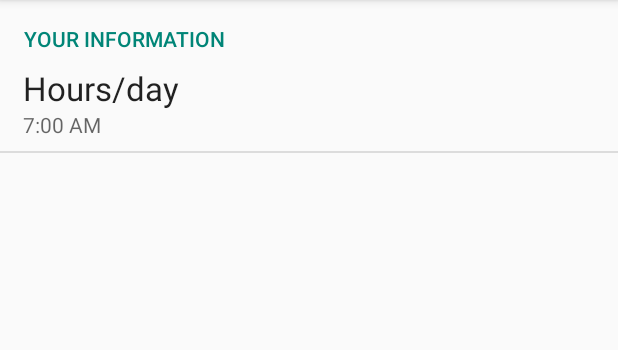
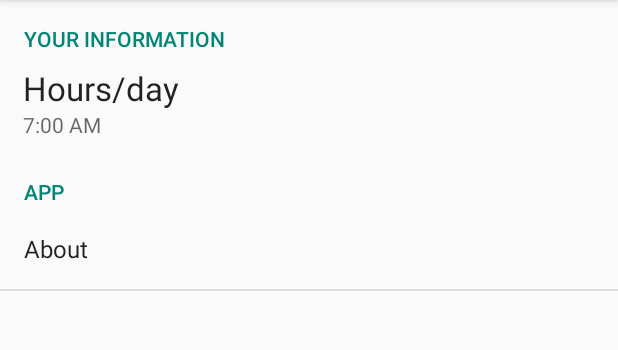
Before and after one commit to Jdruwe/Overtime, an Android app: the fragment SettingsFragment placed in its activity, on a phone screen of 412 x 824 dp, the part 84-434 px from its top. Run offline under Robolectric (Android 15) with nearby library versions, the phone set to English and light mode, and no system bars; libraries missing offline, so code that uses them is left out: com.joanzapata.android; 2 statements that could not run were skipped.

Commit message:
Added an about section

```diff
--- a/app/src/main/res/values/strings.xml
+++ b/app/src/main/res/values/strings.xml
@@ -13,12 +13,16 @@
     <string name="action_multi">Multi</string>
     <string name="action_date">Date</string>
 
+    <string name="no_date_found">No data found for this month</string>
+    <string name="about">About</string>
+
     <!-- Dialog -->
     <string name="ok">ok</string>
     <string name="cancel">cancel</string>
     <string name="hello_blank_fragment">Hello blank fragment</string>
     <string name="delete_confirmation">Are you sure you want to remove the information?</string>
     <string name="title_activity_statistics">StatisticsActivity</string>
-    <string name="no_date_found">No data found for this month</string>
+    <string name="about_text">App by Adevador (Jeroen Druwé and Dimitri De Kerf), using:\n\n - MPAndroidChart \n - Android-iconify \n - Caldroid \n - realm-android \n - App icon by Freepik, CC BY 3.0</string>
+
 
 </resources>
--- a/app/src/main/res/xml/settings.xml
+++ b/app/src/main/res/xml/settings.xml
@@ -8,4 +8,11 @@
 
     </PreferenceCategory>
 
+    <PreferenceCategory android:title="APP">
+        <Preference
+            android:key="about_key"
+            android:title="About" />
+
+    </PreferenceCategory>
+
 </PreferenceScreen>
```
Also changed, not shown: app/src/main/java/adevador/com/overtime/fragment/SettingsFragment.java (+28 -0 lines).
